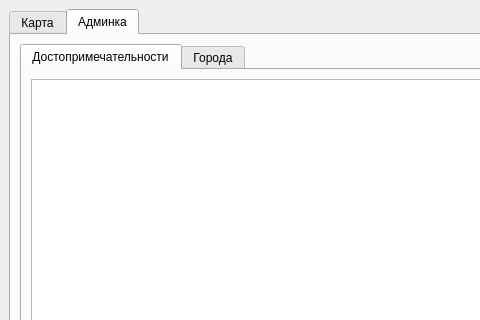
Qt form UI/1.ui (chelovek435/project) before a commit; both pictures show x 0 to 480 and y 0 to 320 of the 800 by 766 pixel window.
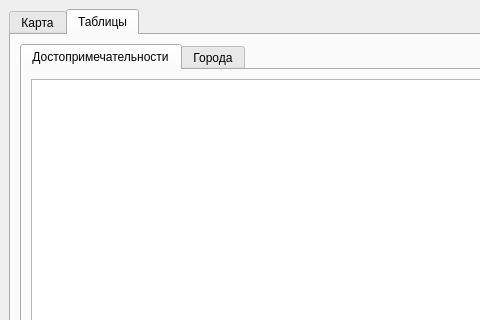
The same form after that commit.

Commit message: немного отредактирована структура файлов, добавлен класс infodialog, отредактированы функции класса map, добавлена center_on, в класс project добавлены функции show_market и zoom_to_attractions, теперь при нажатии на точку достопримечательности на карте вылезает краткая сводка по ней, с картинками, при двойном клике по строке таблицы точка на карте подсвечивается и центрируется

Patch:
```diff
--- a/UI/1.ui
+++ b/UI/1.ui
@@ -36,7 +36,7 @@
       </widget>
       <widget class="QWidget" name="tab_2">
        <attribute name="title">
-        <string>Админка</string>
+        <string>Таблицы</string>
        </attribute>
        <layout class="QVBoxLayout" name="verticalLayout_3">
         <item>
```
The commit also changes 70 other files.
